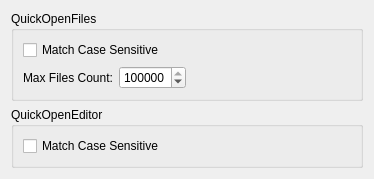
Qt form liteidex/src/plugins/quickopen/quickopenoption.ui (visualfc/liteide) before a commit.
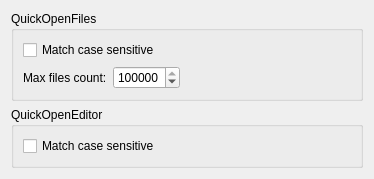
The same form after that commit.

Patch:
```diff
--- a/liteidex/src/plugins/quickopen/quickopenoption.ui
+++ b/liteidex/src/plugins/quickopen/quickopenoption.ui
@@ -23,7 +23,7 @@
       <item>
        <widget class="QCheckBox" name="checkFilesMatchCase">
         <property name="text">
-         <string>Match Case Sensitive</string>
+         <string>Match case sensitive</string>
         </property>
        </widget>
       </item>
@@ -32,7 +32,7 @@
         <item>
          <widget class="QLabel" name="label">
           <property name="text">
-           <string>Max Files Count:</string>
+           <string>Max files count:</string>
           </property>
          </widget>
         </item>
@@ -76,7 +76,7 @@
       <item>
        <widget class="QCheckBox" name="checkEditorMatchCase">
         <property name="text">
-         <string>Match Case Sensitive</string>
+         <string>Match case sensitive</string>
         </property>
        </widget>
       </item>
```
